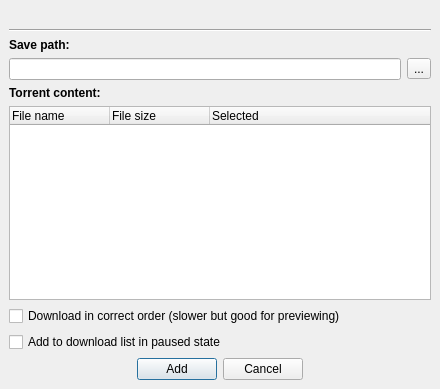
Before: the Qt Designer form src/addTorrentDialog.ui in SysAdminDoc/qBittorrent-Vanced, drawn with Qt 5.
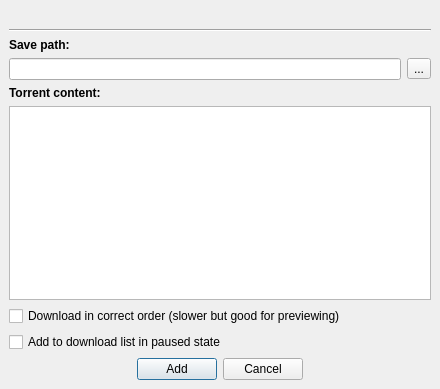
After: the same form once the commit is applied.

Commit message: - Implemented files prioritizing in torrent addition dialog

Diff of the .ui file:
```diff
--- a/src/addTorrentDialog.ui
+++ b/src/addTorrentDialog.ui
@@ -80,31 +80,10 @@
     </widget>
    </item>
    <item>
-    <widget class="QTreeWidget" name="torrentContentList" >
-     <property name="contextMenuPolicy" >
-      <enum>Qt::CustomContextMenu</enum>
+    <widget class="QTreeView" name="torrentContentList" >
+     <property name="editTriggers" >
+      <set>QAbstractItemView::AllEditTriggers</set>
      </property>
-     <property name="selectionMode" >
-      <enum>QAbstractItemView::ExtendedSelection</enum>
-     </property>
-     <property name="indentation" >
-      <number>2</number>
-     </property>
-     <column>
-      <property name="text" >
-       <string>File name</string>
-      </property>
-     </column>
-     <column>
-      <property name="text" >
-       <string>File size</string>
-      </property>
-     </column>
-     <column>
-      <property name="text" >
-       <string>Selected</string>
-      </property>
-     </column>
     </widget>
    </item>
    <item>
```
Left out of the diff: 16 changed lines with no effect on the pictures. The commit also changes 2 other files.
